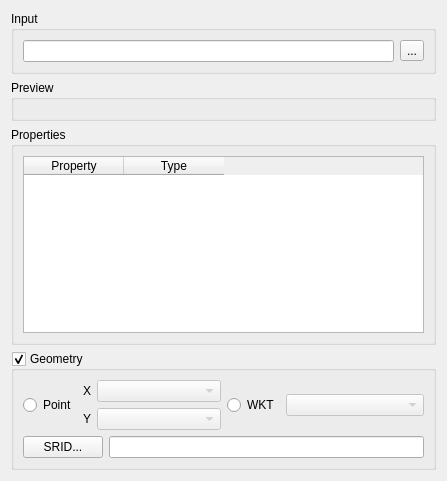
First picture: the form in src/terralib/qt/widgets/externalTable/ui/dataPropertiesWidgetForm.ui, repository claudiobogossian/terralib5, before the edit.
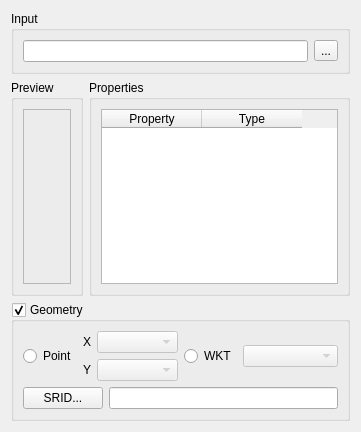
Second picture: the form after the edit.

```diff
--- a/src/terralib/qt/widgets/externalTable/ui/dataPropertiesWidgetForm.ui
+++ b/src/terralib/qt/widgets/externalTable/ui/dataPropertiesWidgetForm.ui
@@ -6,17 +6,17 @@
    <rect>
     <x>0</x>
     <y>0</y>
-    <width>447</width>
-    <height>481</height>
+    <width>361</width>
+    <height>432</height>
    </rect>
   </property>
   <property name="windowTitle">
    <string>Data poperties definitions</string>
   </property>
-  <layout class="QGridLayout" name="gridLayout_13">
+  <layout class="QGridLayout" name="gridLayout_8">
    <item row="0" column="0">
-    <layout class="QGridLayout" name="gridLayout_11">
-     <item row="0" column="0">
+    <layout class="QVBoxLayout" name="verticalLayout">
+     <item>
       <widget class="QGroupBox" name="m_inputDataGroupBox">
        <property name="title">
         <string>Input</string>
@@ -39,32 +39,9 @@
        </layout>
       </widget>
      </item>
-     <item row="1" column="0">
-      <layout class="QGridLayout" name="gridLayout_8">
-       <item row="1" column="0">
-        <widget class="QGroupBox" name="m_dataPropertiesGroupBox">
-         <property name="title">
-          <string>Properties</string>
-         </property>
-         <layout class="QGridLayout" name="gridLayout_7">
-          <item row="0" column="0">
-           <widget class="QTableWidget" name="m_datapropertiesTableWidget">
-            <column>
-             <property name="text">
-              <string>Property</string>
-             </property>
-            </column>
-            <column>
-             <property name="text">
-              <string>Type</string>
-             </property>
-            </column>
-           </widget>
-          </item>
-         </layout>
-        </widget>
-       </item>
-       <item row="0" column="0">
+     <item>
+      <layout class="QHBoxLayout" name="horizontalLayout">
+       <item>
         <widget class="QGroupBox" name="m_dataPreviewGroupBox">
          <property name="sizePolicy">
           <sizepolicy hsizetype="Preferred" vsizetype="Preferred">
@@ -95,11 +72,42 @@
          </layout>
         </widget>
        </item>
-       <item row="2" column="0">
+       <item>
+        <widget class="QGroupBox" name="m_dataPropertiesGroupBox">
+         <property name="title">
+          <string>Properties</string>
+         </property>
+         <layout class="QGridLayout" name="gridLayout_7">
+          <item row="0" column="0">
+           <widget class="QTableWidget" name="m_datapropertiesTableWidget">
+            <column>
+             <property name="text">
+              <string>Property</string>
+             </property>
+            </column>
+            <column>
+             <property name="text">
+              <string>Type</string>
+             </property>
+            </column>
+           </widget>
+          </item>
+         </layout>
+        </widget>
+       </item>
+      </layout>
+     </item>
+     <item>
         <widget class="QGroupBox" name="m_geometryGroupBox">
          <property name="enabled">
           <bool>true</bool>
          </property>
+       <property name="sizePolicy">
+        <sizepolicy hsizetype="Expanding" vsizetype="Preferred">
+         <horstretch>0</horstretch>
+         <verstretch>0</verstretch>
+        </sizepolicy>
+       </property>
          <property name="title">
           <string>Geometry</string>
          </property>
@@ -210,8 +218,6 @@
           </item>
          </layout>
         </widget>
-       </item>
-      </layout>
      </item>
     </layout>
    </item>
```
Left out of the diff: 2 changed lines with no effect on the pictures. Lines whose indentation alone changed are shown as unchanged.
